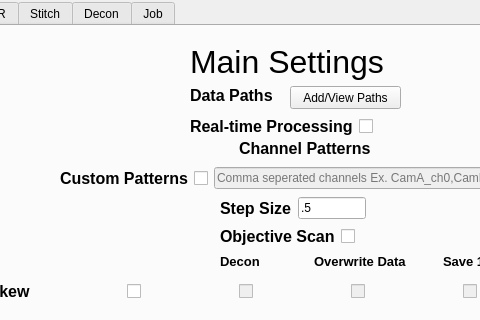
Old version of the form mainwindow.ui in the repository abcucberkeley/PetaKit5D-GUI; both pictures show x 82 to 562 and y 0 to 320 of the 801 by 600 pixel window.
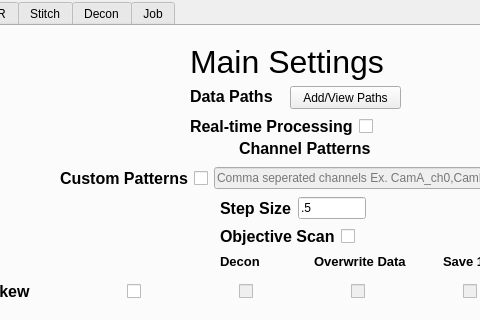
New version of the form.

Commit message: Check that data paths exist when submit is pressed

```diff
--- a/mainwindow.ui
+++ b/mainwindow.ui
@@ -64,8 +64,8 @@
        <rect>
         <x>270</x>
         <y>60</y>
-        <width>90</width>
-        <height>19</height>
+        <width>101</width>
+        <height>20</height>
        </rect>
       </property>
       <property name="font">
```
The commit also changes 1 other file.
